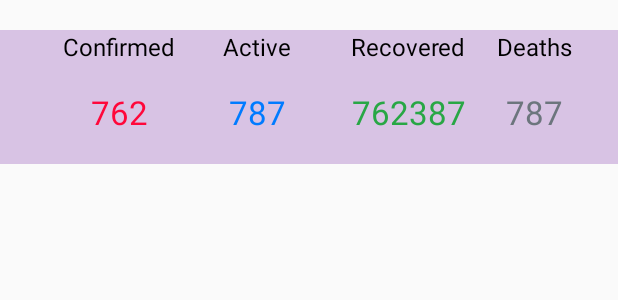
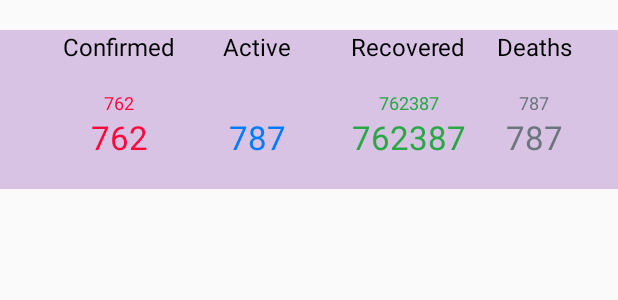
Before and after one commit to AbhirupGhosh92/CovidTracker, an Android app: the layout main_count_card.xml on its own in the app's theme, with its tools: preview values and no code run, on a phone screen of 412 x 824 dp. Shown: the top 300 px of the screen. Run offline under Robolectric (Android 15) with nearby library versions, the phone set to English and light mode, and no system bars; network calls fail.

Commit message:
added delta count

```diff
--- a/app/src/main/java/com/splash/covid/tracker/network/NetworkClient.kt
+++ b/app/src/main/java/com/splash/covid/tracker/network/NetworkClient.kt
@@ -53,7 +53,7 @@ object NetworkClient : CoroutineScope by MainScope() {
             .get()
             .build()
 
-        Log.d("Request", Constants.url)
+        Log.d("Request", Constants.graphUrl)
 
         launch(Dispatchers.IO) {
             var response: Response = client.newCall(request).execute()
--- a/app/src/main/res/layout/main_count_card.xml
+++ b/app/src/main/res/layout/main_count_card.xml
@@ -32,6 +32,19 @@
                     app:layout_constraintLeft_toLeftOf="parent"
                     app:layout_constraintTop_toTopOf="parent" />
 
+            <androidx.appcompat.widget.AppCompatTextView
+                android:id="@+id/total_count_delta"
+                android:layout_width="wrap_content"
+                android:layout_height="wrap_content"
+                android:gravity="right"
+                android:text="762"
+                android:textAlignment="center"
+                android:textColor="@color/cofirmedColour"
+                android:textSize="12sp"
+                app:layout_constraintBottom_toBottomOf="@id/total_text"
+                app:layout_constraintRight_toRightOf="parent"
+                app:layout_constraintTop_toTopOf="@id/total_text" />
+
                 <androidx.appcompat.widget.AppCompatTextView
                     android:id="@+id/total_count"
                     android:layout_width="wrap_content"
@@ -64,6 +77,21 @@
                     app:layout_constraintTop_toBottomOf="@id/recov_text"
                     app:layout_constraintBottom_toBottomOf="parent"
                     app:layout_constraintLeft_toLeftOf="@id/recov_text"/>
+
+            <androidx.appcompat.widget.AppCompatTextView
+                android:id="@+id/active_count_delta"
+                android:layout_width="match_parent"
+                android:layout_height="wrap_content"
+                android:textAlignment="center"
+                android:gravity="right"
+                android:text=""
+                android:textColor="@color/activeColour"
+                android:textSize="12sp"
+                app:layout_constraintTop_toTopOf="@id/dead_text"
+                app:layout_constraintBottom_toBottomOf="@id/dead_text"
+                app:layout_constraintRight_toRightOf="@id/recov_count"
+                app:layout_constraintLeft_toLeftOf="@id/recov_count"/>
+
                 <androidx.appcompat.widget.AppCompatTextView
                     android:id="@+id/active_count"
                     android:layout_width="match_parent"
@@ -102,6 +130,20 @@
                 app:layout_constraintTop_toBottomOf="@id/total_text" />
 
             <androidx.appcompat.widget.AppCompatTextView
+                android:id="@+id/recov_count_delta"
+                android:layout_width="match_parent"
+                android:layout_height="wrap_content"
+                android:gravity="right"
+                android:text="762387"
+                android:textColor="@color/recoveredColour"
+                android:textSize="12sp"
+                android:textAlignment="center"
+                app:layout_constraintLeft_toLeftOf="@id/total_count"
+                app:layout_constraintBottom_toBottomOf="@id/recov_text"
+                app:layout_constraintRight_toRightOf="@id/total_count"
+                app:layout_constraintTop_toTopOf="@id/recov_text" />
+
+            <androidx.appcompat.widget.AppCompatTextView
                 android:id="@+id/recov_count"
                 android:layout_width="match_parent"
                 android:layout_height="wrap_content"
@@ -134,6 +176,21 @@
                 app:layout_constraintTop_toBottomOf="@id/recov_text"
                 app:layout_constraintBottom_toBottomOf="parent"
                 app:layout_constraintLeft_toLeftOf="@id/recov_text"/>
+
+            <androidx.appcompat.widget.AppCompatTextView
+                android:id="@+id/dead_count_delta"
+                android:layout_width="match_parent"
+                android:layout_height="wrap_content"
+                android:textAlignment="center"
+                android:gravity="right"
+                android:text="787"
+                android:textColor="@color/deadColour"
+                android:textSize="12sp"
+                app:layout_constraintTop_toTopOf="@id/dead_text"
+                app:layout_constraintBottom_toBottomOf="@id/dead_text"
+                app:layout_constraintRight_toRightOf="@id/recov_count"
+                app:layout_constraintLeft_toLeftOf="@id/recov_count"/>
+
             <androidx.appcompat.widget.AppCompatTextView
                 android:id="@+id/dead_count"
                 android:layout_width="match_parent"
```
Also changed, not shown: app/src/main/java/com/splash/covid/tracker/fragment/DataFragment.kt (+15 -2 lines), app/src/main/java/com/splash/covid/tracker/repository/Repository.kt (+5 -7 lines), app/src/main/java/com/splash/covid/tracker/repository/models/StateModel.kt (+36 -8 lines), app/src/main/java/com/splash/covid/tracker/viewmodels/RealTimeDataFragmentViewModel.kt (+0 -65 lines).
